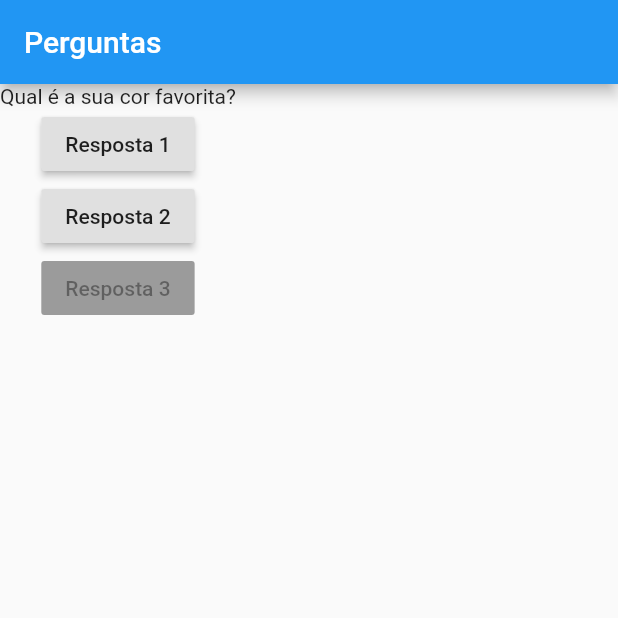
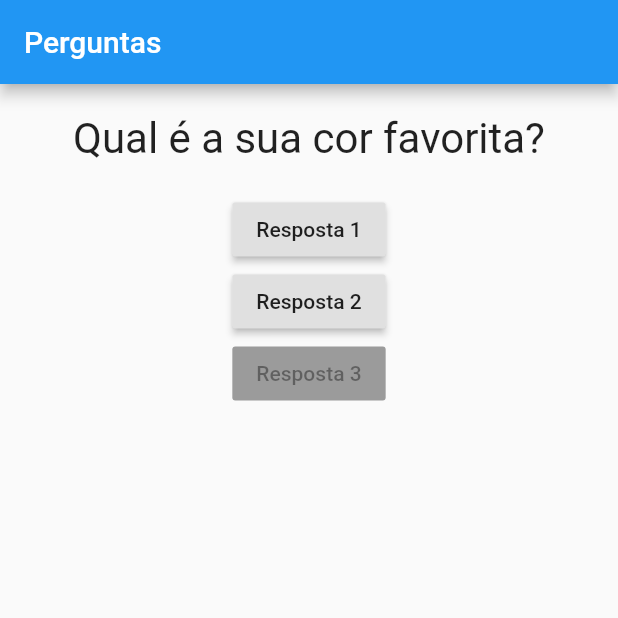
Before and after one commit to piovani/flutter_quiz, a Flutter app: the screen it shows after launch, on a phone screen of 412 x 824 dp, the top half of it. Run offline on Flutter 3.47's test engine with Material 2 defaults, Android fonts, the phone set to English and light mode, and no system bars.

Commit message:
style at component

```diff
--- a/lib/questao.dart
+++ b/lib/questao.dart
@@ -1,13 +1,22 @@
 import 'package:flutter/material.dart';
 
 class Questao extends StatelessWidget {
-
   final String texto;
 
   Questao(this.texto);
 
   @override
   Widget build(BuildContext context) {
-    return Text(texto);
+    return Container(
+      width: double.infinity,
+      margin: EdgeInsets.all(20),
+      child: Text(
+        texto,
+        style: TextStyle(
+          fontSize: 28,
+        ),
+        textAlign: TextAlign.center,
+      ),
+    );
   }
 }
```
